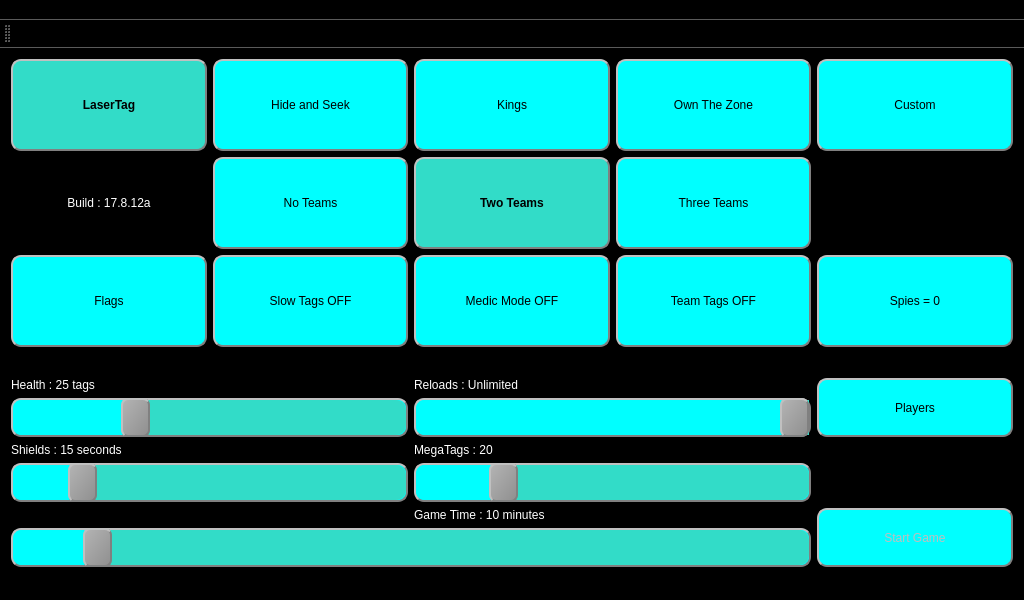
This is LttoMainWindow.ui in rmick/Combobulator as Qt 5 draws it before an edit. The edited form follows.
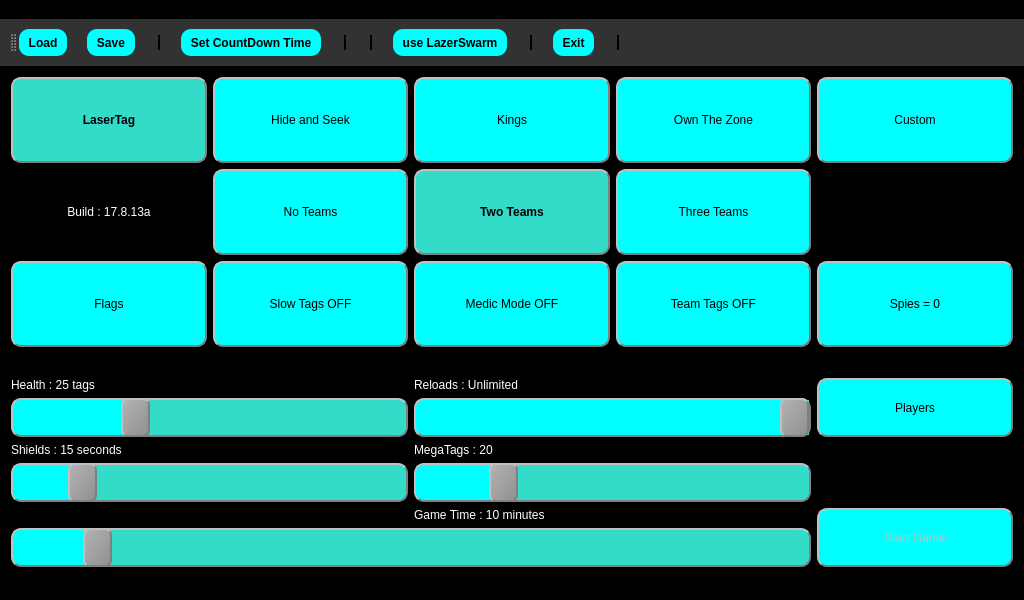
This is the edited form.

Patch:
```diff
--- a/LttoMainWindow.ui
+++ b/LttoMainWindow.ui
@@ -29,6 +29,34 @@
 	color: white;
 }
 
+QToolBar
+{
+	border: none;
+	background-color: rgb(50,50,50);
+	spacing: 20px;
+	padding: 10px;
+}
+
+QToolButton
+{
+	border-width: 2px;
+    	border-radius: 10px;
+    	border-color: grey;
+	background-color: cyan;
+	padding: 5px;
+	spacing: 20px;
+	font: bold;
+}
+
+QtoolButton:hover
+{
+	color: rgb(250,200,200)
+}
+QToolButton:checked
+{
+	font: red;
+}
+
 QPushButton
 {
     background-color: cyan;
@@ -2030,7 +2058,7 @@
     <item row="1" column="2">
      <widget class="QLabel" name="label">
       <property name="text">
-       <string>Build : 17.8.12a</string>
+       <string>Build : 17.8.13a</string>
       </property>
       <property name="alignment">
        <set>Qt::AlignCenter</set>
@@ -2065,6 +2093,12 @@
    <addaction name="menuFile"/>
   </widget>
   <widget class="QToolBar" name="mainToolBar">
+   <property name="sizePolicy">
+    <sizepolicy hsizetype="Preferred" vsizetype="Preferred">
+     <horstretch>0</horstretch>
+     <verstretch>0</verstretch>
+    </sizepolicy>
+   </property>
    <attribute name="toolBarArea">
     <enum>TopToolBarArea</enum>
    </attribute>
```
